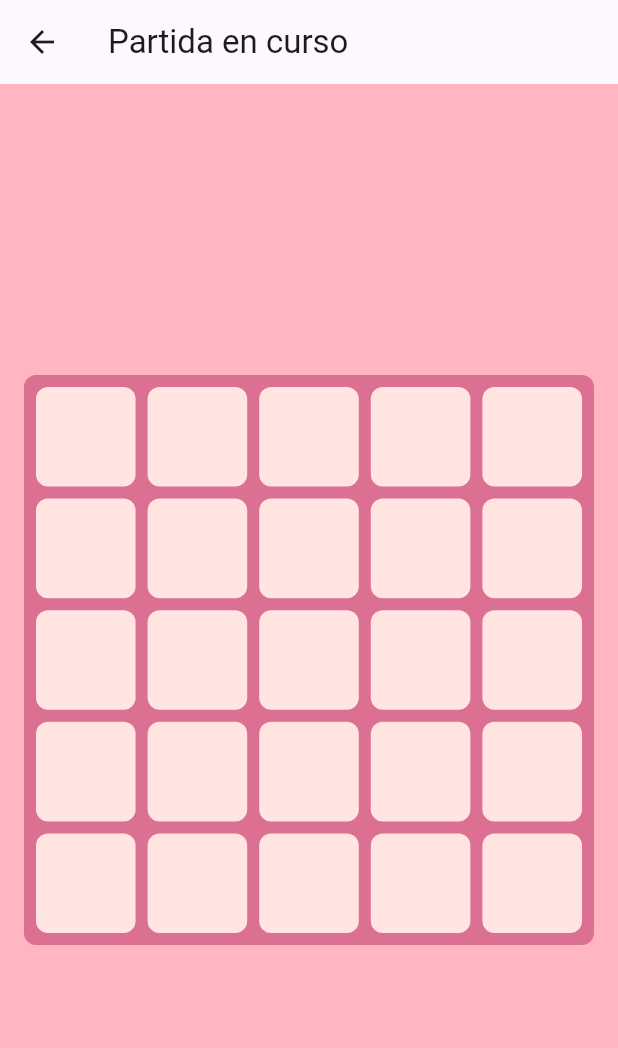
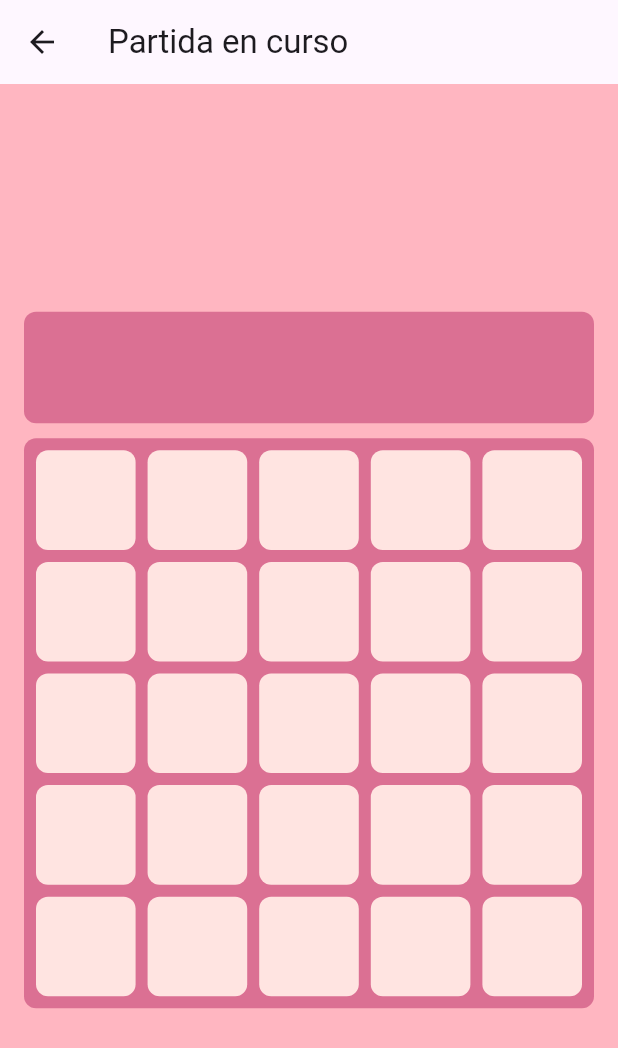
Before and after one commit to mraboso2019/practica2moviles, a Flutter app: the screen it shows after launch, after a tap on "Comenzar Partida", on a phone screen of 412 x 824 dp. Shown: the top 1048 px of the screen. Run offline on Flutter 3.47's test engine with Material 3 defaults, Android fonts, the phone set to English and light mode, and no system bars.

Commit message:
Update main.dart

```diff
--- a/lib/main.dart
+++ b/lib/main.dart
@@ -4,6 +4,21 @@ const Color lightPink = Color.fromARGB(255, 255, 182, 193);
 const Color darkPink = Color.fromARGB(255, 255, 105, 180);
 const Color palePink = Color.fromARGB(255, 255, 228, 225);
 const Color softGreyPink = Color.fromARGB(255, 219, 112, 147);
+
+const Map<int, Color> numTileColor = {
+  0: palePink,
+  2: Color.fromARGB(255, 255, 192, 203),      // Rosa claro para valores bajos
+  4: Color.fromARGB(255, 255, 182, 193),      // Otro tono rosado claro
+  8: Color.fromARGB(255, 255, 174, 185),      // Rosado más saturado
+  16: Color.fromARGB(255, 255, 140, 170),     // Rosado intermedio
+  32: Color.fromARGB(255, 255, 105, 180),     // Rosado fuerte
+  64: Color.fromARGB(255, 255, 20, 147),      // Rosado intenso
+  128: Color.fromARGB(255, 219, 112, 147),    // Rosa viejo
+  256: Color.fromARGB(255, 219, 82, 129),     // Rosa más oscuro
+  512: Color.fromARGB(255, 199, 21, 133),     // Fucsia fuerte
+  1024: Color.fromARGB(255, 186, 85, 211),    // Morado rosado
+  2048: Color.fromARGB(255, 255, 0, 127),     // Rosa chicle muy intenso
+};
 
 void main() {
   runApp(MyApp());
@@ -12,6 +27,10 @@ void main() {
 class Tile {
   final int x;
   final int y;
+
+  int value;
+
+  Tile({required this.x, required this.y, required this.value});
 }
 
 class MyApp extends StatelessWidget {
@@ -64,6 +83,20 @@ class GameScreen extends StatefulWidget {
 }
 
 class _GameScreenState extends State<GameScreen> {
+  List<List<Tile>> tileGrid = [];
+
+  @override
+  void initState(){
+    super.initState();
+    initializeGrid();
+  }
+
+  void initializeGrid(){
+    int numRows = 5;
+    tileGrid = List.generate(numRows, (i) =>
+    List.generate(numRows, (j) => Tile(x: i, y: j, value: 0)));
+  }
+
   @override
   Widget build(BuildContext context) {
     double gridSize = MediaQuery.of(context).size.width - 16.0 * 2;
@@ -72,6 +105,9 @@ class _GameScreenState extends State<GameScreen> {
 
     for (int i = 0; i < 5; i++) {
       for (int j = 0; j < 5; j++) {
+        Tile tile = tileGrid[i][j];
+
+
         stackItems.add(
           Positioned(
             left: j * tileSize + 4.0,
@@ -84,22 +120,36 @@ class _GameScreenState extends State<GameScreen> {
             child: Center(
               child: Container(
                 decoration: BoxDecoration(
-                  color: palePink,
+                  color: numTileColor[tile.value],
                   borderRadius: BorderRadius.circular(8.0),
                 ),
               ),
             ),
           ),
         );
-      }
-    }
+      }}
+
 
     return Scaffold(
       appBar: AppBar(
         title: Text('Partida en curso'),
       ),
       body: Center(
-        child: Container(
+        child: Column(
+          mainAxisSize: MainAxisSize.min,
+          children: [
+            Container(
+              width: gridSize,
+              height: tileSize,
+              decoration: BoxDecoration(
+                color: softGreyPink, // Color rosado
+                borderRadius: BorderRadius.circular(8.0),
+              ),
+            ),
+
+            SizedBox(height: 10.0),
+
+            Container(
               width: gridSize,
               height: gridSize,
               padding: EdgeInsets.all(4.0),
@@ -109,6 +159,8 @@ class _GameScreenState extends State<GameScreen> {
                 children: stackItems,
               ),
             ),
+          ],
+        ),
       ),
     );
   }
```
Lines whose indentation alone changed are shown as unchanged.
